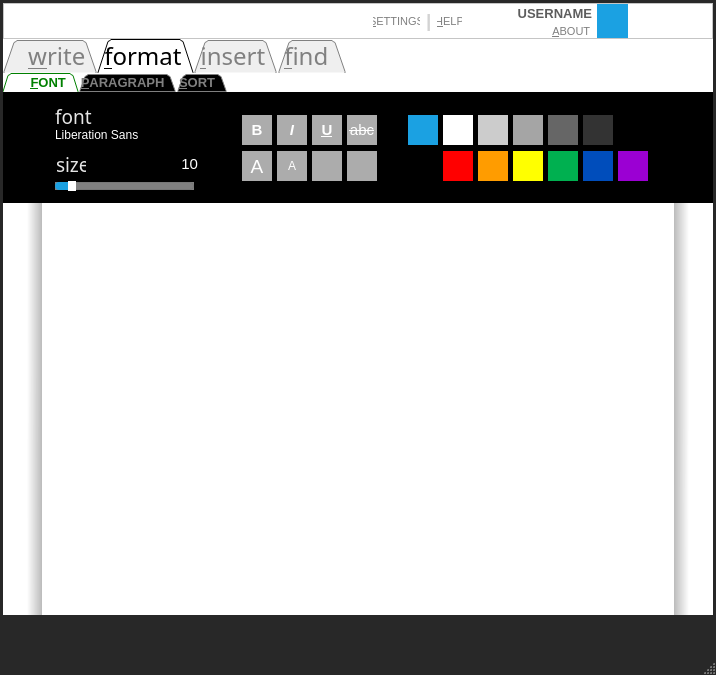
Above: Sources/mainwindow.ui from Sineaggi/CutePad before the change. Below: the same form after it.
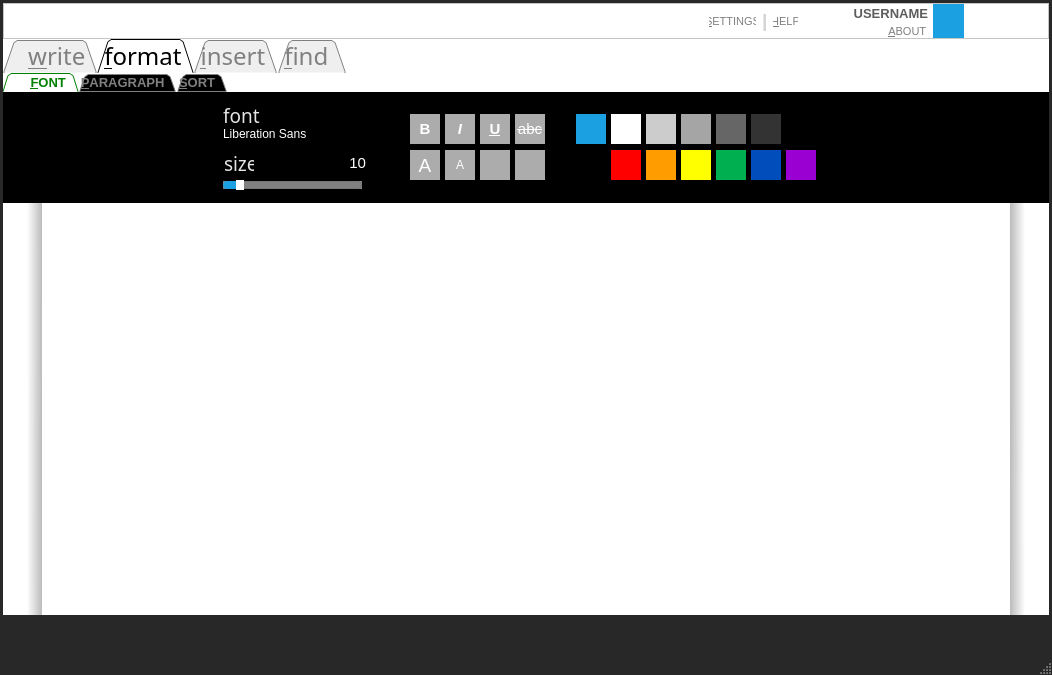
That is the form after the change. The open tabs and pages were chosen to show the change. Icons and pictures are not drawn.

Commit message: Fix border issues on OSX

```diff
--- a/Sources/mainwindow.ui
+++ b/Sources/mainwindow.ui
@@ -9,7 +9,7 @@
    <rect>
     <x>0</x>
     <y>0</y>
-    <width>684</width>
+    <width>1052</width>
     <height>675</height>
    </rect>
   </property>
@@ -1204,6 +1204,9 @@
        </layout>
       </widget>
       <widget class="QWidget" name="tab">
+       <property name="styleSheet">
+        <string notr="true">border: none;</string>
+       </property>
        <attribute name="title">
         <string> &amp;format  </string>
        </attribute>
@@ -2697,8 +2700,8 @@
                    <rect>
                     <x>31</x>
                     <y>32</y>
-                    <width>154</width>
-                    <height>21</height>
+                    <width>119</width>
+                    <height>20</height>
                    </rect>
                   </property>
                   <property name="font">
@@ -5851,7 +5854,7 @@
 &lt;html&gt;&lt;head&gt;&lt;meta name=&quot;qrichtext&quot; content=&quot;1&quot; /&gt;&lt;style type=&quot;text/css&quot;&gt;
 p, li { white-space: pre-wrap; }
 &lt;/style&gt;&lt;/head&gt;&lt;body style=&quot; font-family:'Lucida Grande'; font-size:10pt; font-weight:400; font-style:normal;&quot;&gt;
-&lt;p style=&quot;-qt-paragraph-type:empty; margin-top:0px; margin-bottom:0px; margin-left:0px; margin-right:0px; -qt-block-indent:0; text-indent:0px;&quot;&gt;&lt;/p&gt;&lt;/body&gt;&lt;/html&gt;</string>
+&lt;p style=&quot;-qt-paragraph-type:empty; margin-top:0px; margin-bottom:0px; margin-left:0px; margin-right:0px; -qt-block-indent:0; text-indent:0px;&quot;&gt;&lt;br /&gt;&lt;/p&gt;&lt;/body&gt;&lt;/html&gt;</string>
         </property>
         <property name="acceptRichText">
          <bool>false</bool>
```
Left out of the diff: 31 changed lines with no effect on the pictures.
